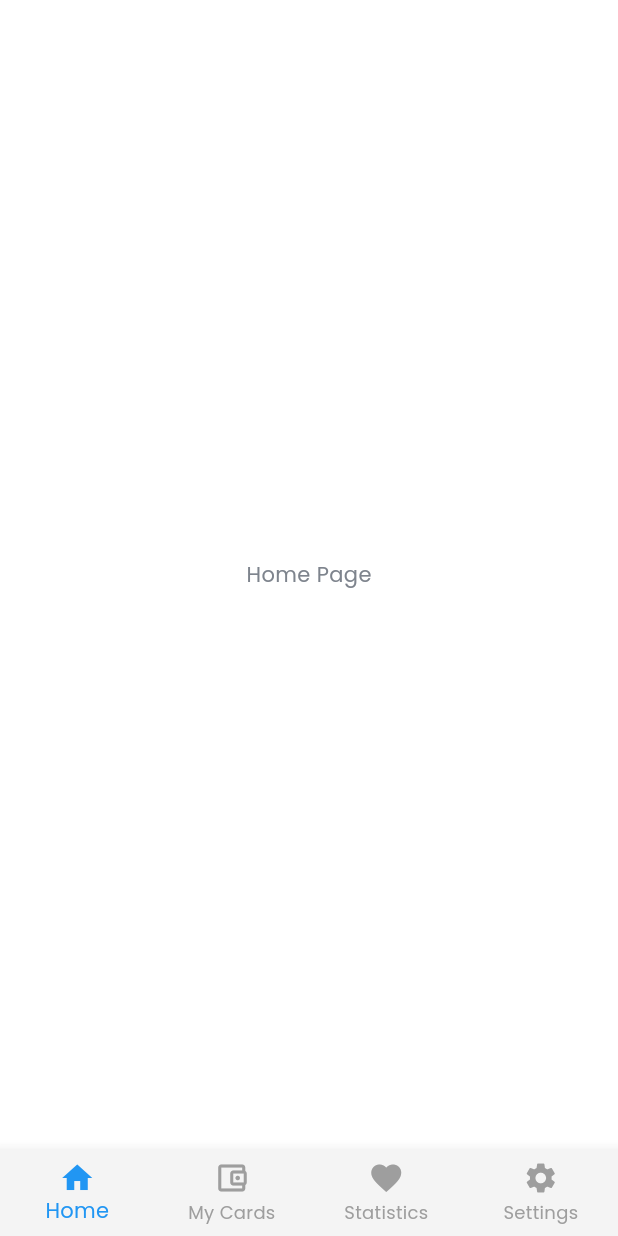
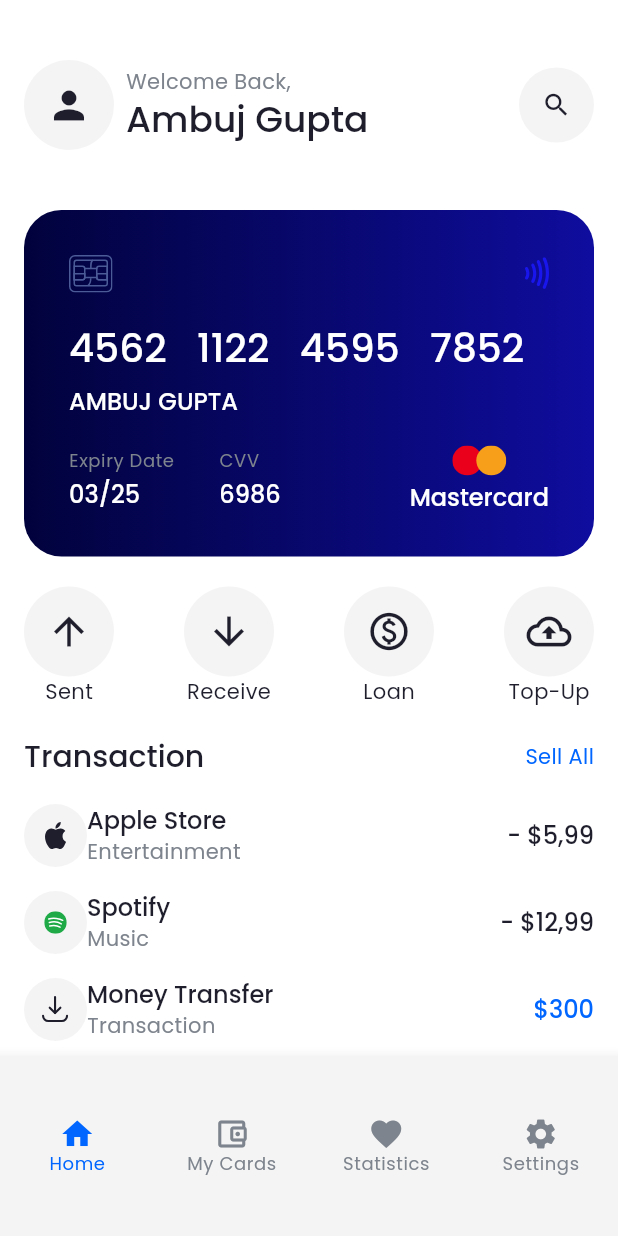
Before and after one commit to ambujgupta29/Payments_App, a Flutter app: the BottomNavScreen screen opened by its route, on a phone screen of 412 x 824 dp. Run offline on Flutter 3.47's test engine with Material 3 defaults, Android fonts, the phone set to English and light mode, and no system bars; our stand-ins replace carousel_indicator, carousel_slider, flutter_svg, go_router, google_fonts.

Commit message:
home screen made

```diff
--- a/lib/localization/localization_text.dart
+++ b/lib/localization/localization_text.dart
@@ -17,6 +17,7 @@ class AppLocalizationText {
   static const String fullName = 'Full Name';
   static const String phoneNumber = 'Phone Number';
   static const String password = 'Password';
+  static const String welcomeBack = 'Welcome Back,';
   static const String imaNewUser = "I’m a new user.";
   static const String alreadyHaveAnAccount = "Already have an account.";
 }
--- a/lib/screens/home/bottom_nav_bar.dart
+++ b/lib/screens/home/bottom_nav_bar.dart
@@ -1,4 +1,6 @@
 import 'package:flutter/material.dart';
+import 'package:payments_app/screens/home/home_screen.dart';
+import 'package:payments_app/theme/app_colors.dart';
 
 class BottomNavScreen extends StatefulWidget {
   const BottomNavScreen({super.key});
@@ -12,7 +14,7 @@ class _BottomNavScreenState extends State<BottomNavScreen> {
 
   // List of widgets for each tab
   final List<Widget> _pages = [
-    Center(child: Text('Home Page')),
+    HomeScreen(),
     Center(child: Text('Search Page')),
     Center(child: Text('Favorites Page')),
     Center(child: Text('Profile Page')),
@@ -22,11 +24,15 @@ class _BottomNavScreenState extends State<BottomNavScreen> {
   Widget build(BuildContext context) {
     return Scaffold(
       body: _pages[_currentIndex], // show current tab
-      bottomNavigationBar: BottomNavigationBar(
+      bottomNavigationBar: SizedBox(
+        height: 120,
+        child: BottomNavigationBar(
+          selectedLabelStyle: Theme.of(context).textTheme.bodySmall,
+          unselectedLabelStyle: Theme.of(context).textTheme.bodySmall,
           type: BottomNavigationBarType.fixed, // for 4+ tabs
           currentIndex: _currentIndex,
-        selectedItemColor: Colors.blue,
-        unselectedItemColor: Colors.grey,
+          selectedItemColor: AppColors.primary,
+          unselectedItemColor: AppColors.lightbodyText,
           onTap: (index) {
             setState(() {
               _currentIndex = index; // update current tab
@@ -48,6 +54,7 @@ class _BottomNavScreenState extends State<BottomNavScreen> {
             ),
           ],
         ),
+      ),
     );
   }
 }
--- /dev/null
+++ b/lib/screens/home/home_screen.dart
@@ -0,0 +1,416 @@
+import 'package:flutter/material.dart';
+import 'package:flutter_svg/svg.dart';
+import 'package:payments_app/localization/localization_text.dart';
+
+class TransactionRowData {
+  final String logo;
+  final String companyName;
+  final String type;
+  final String amount;
+  const TransactionRowData({
+    required this.logo,
+    required this.companyName,
+    required this.type,
+    required this.amount,
+  });
+}
+
+class HomeScreen extends StatefulWidget {
+  const HomeScreen({super.key});
+
+  @override
+  State<HomeScreen> createState() => _HomeScreenState();
+}
+
+class _HomeScreenState extends State<HomeScreen> {
+  List<TransactionRowData> transactionRowData = [
+    TransactionRowData(
+      logo: 'assets/images/apple_logo.svg',
+      companyName: 'Apple Store',
+      type: 'Entertainment',
+      amount: '- \$5,99',
+    ),
+    TransactionRowData(
+      logo: 'assets/images/spotify_logo.svg',
+      companyName: 'Spotify',
+      type: 'Music',
+      amount: '- \$12,99',
+    ),
+    TransactionRowData(
+      logo: 'assets/images/download_logo.svg',
+      companyName: 'Money Transfer',
+      type: 'Transaction',
+      amount: '\$300',
+    ),
+    TransactionRowData(
+      logo: 'assets/images/grocery_logo.svg',
+      companyName: 'Grocery',
+      type: 'Food',
+      amount: '- \$88',
+    ),
+  ];
+  @override
+  Widget build(BuildContext context) {
+    return Scaffold(
+      body: SafeArea(
+        top: true,
+        child: SingleChildScrollView(
+          child: Padding(
+            padding: const EdgeInsets.symmetric(horizontal: 16.0),
+            child: Column(
+              crossAxisAlignment: CrossAxisAlignment.start,
+              children: [
+                SizedBox(height: 40),
+                Row(
+                  children: [
+                    Flexible(
+                      child: Row(
+                        children: [
+                          CircleAvatar(
+                            radius: 30,
+                            backgroundColor: Theme.of(
+                              context,
+                            ).colorScheme.surface,
+                            child: Icon(
+                              Icons.person,
+                              size: 30,
+                              color: Theme.of(context).colorScheme.secondary,
+                            ),
+                          ),
+                          SizedBox(width: 8),
+                          Column(
+                            crossAxisAlignment: CrossAxisAlignment.start,
+                            children: [
+                              Text(AppLocalizationText.welcomeBack),
+                              Text(
+                                "Ambuj Gupta",
+                                style: Theme.of(
+                                  context,
+                                ).textTheme.headlineSmall,
+                              ),
+                            ],
+                          ),
+                        ],
+                      ),
+                    ),
+                    CircleAvatar(
+                      radius: 25,
+                      backgroundColor: Theme.of(context).colorScheme.surface,
+                      child: Icon(
+                        Icons.search,
+                        size: 20,
+                        color: Theme.of(context).colorScheme.secondary,
+                      ),
+                    ),
+                  ],
+                ),
+                SizedBox(height: 40),
+                Container(
+                  height: 231,
+                  width: double.infinity,
+
+                  decoration: BoxDecoration(
+                    gradient: LinearGradient(
+                      colors: [
+                        const Color.fromARGB(255, 1, 2, 60), // start color
+                        const Color.fromARGB(255, 15, 13, 158), // end color
+                      ],
+                      begin: Alignment.centerLeft, // left side
+                      end: Alignment.centerRight, // right side
+                    ),
+
+                    borderRadius: BorderRadius.all(Radius.circular(25)),
+                  ),
+                  child: Center(
+                    child: Padding(
+                      padding: const EdgeInsets.all(30.0),
+                      child: Column(
+                        crossAxisAlignment: CrossAxisAlignment.start,
+                        children: [
+                          Row(
+                            mainAxisAlignment: MainAxisAlignment.spaceBetween,
+                            children: [
+                              SvgPicture.asset(
+                                'assets/images/chip.svg',
+                                fit: BoxFit.contain,
+                              ),
+                              SvgPicture.asset(
+                                'assets/images/inverted_wifi.svg',
+                                fit: BoxFit.contain,
+                              ),
+                            ],
+                          ),
+                          SizedBox(height: 20),
+                          Text(
+                            '4562   1122   4595   7852',
+                            style: Theme.of(context).textTheme.headlineMedium
+                                ?.copyWith(color: Colors.white),
+                          ),
+                          SizedBox(height: 8),
+                          Text(
+                            'AMBUJ GUPTA',
+                            style: Theme.of(context).textTheme.titleLarge
+                                ?.copyWith(color: Colors.white),
+                          ),
+                          SizedBox(height: 20),
+                          Row(
+                            mainAxisAlignment: MainAxisAlignment.spaceBetween,
+                            children: [
+                              Flexible(
+                                child: Row(
+                                  children: [
+                                    Column(
+                                      crossAxisAlignment:
+                                          CrossAxisAlignment.start,
+                                      children: [
+                                        Text(
+                                          "Expiry Date",
+                                          style: Theme.of(
+                                            context,
+                                          ).textTheme.bodySmall,
+                                        ),
+                                        SizedBox(height: 4),
+                                        Text(
+                                          "03/25",
+                                          style: Theme.of(context)
+                                              .textTheme
+                                              .titleLarge
+                                              ?.copyWith(color: Colors.white),
+                                        ),
+                                      ],
+                                    ),
+                                    SizedBox(width: 30),
+                                    Column(
+                                      crossAxisAlignment:
+                                          CrossAxisAlignment.start,
+                                      children: [
+                                        Text(
+                                          "CVV",
+                                          style: Theme.of(
+                                            context,
+                                          ).textTheme.bodySmall,
+                                        ),
+                                        SizedBox(height: 4),
+                                        Text(
+                                          "6986",
+                                          style: Theme.of(context)
+                                              .textTheme
+                                              .titleLarge
+                                              ?.copyWith(color: Colors.white),
+                                        ),
+                                      ],
+                                    ),
+                                  ],
+                                ),
+                              ),
+                              Column(
+                                children: [
+                                  SvgPicture.asset(
+                                    'assets/images/mastercard_logo.svg',
+                                    fit: BoxFit.contain,
+                                  ),
+                                  SizedBox(height: 4),
+                                  Text(
+                                    "Mastercard",
+                                    style: Theme.of(context)
+                                        .textTheme
+                                        .titleLarge
+                                        ?.copyWith(color: Colors.white),
+                                  ),
+                                ],
+                              ),
+                            ],
+                          ),
+                        ],
+                      ),
+                    ),
+                  ),
+                ),
+                SizedBox(height: 20),
+                Row(
+                  mainAxisAlignment: MainAxisAlignment.spaceBetween,
+                  children: [
+                    Column(
+                      children: [
+                        CircleAvatar(
+                          radius: 30,
+                          backgroundColor: Theme.of(
+                            context,
+                          ).colorScheme.surface,
+                          child: Icon(
+                            Icons.arrow_upward,
+                            size: 30,
+                            color: Theme.of(context).colorScheme.secondary,
+                          ),
+                        ),
+                        Text(
+                          'Sent',
+                          style: Theme.of(context).textTheme.bodyMedium
+                              ?.copyWith(
+                                color: Theme.of(context).colorScheme.secondary,
+                              ),
+                        ),
+                      ],
+                    ),
+
+                    Column(
+                      children: [
+                        CircleAvatar(
+                          radius: 30,
+                          backgroundColor: Theme.of(
+                            context,
+                          ).colorScheme.surface,
+                          child: Icon(
+                            Icons.arrow_downward,
+                            size: 30,
+                            color: Theme.of(context).colorScheme.secondary,
+                          ),
+                        ),
+                        Text(
+                          'Receive',
+                          style: Theme.of(context).textTheme.bodyMedium
+                              ?.copyWith(
+                                color: Theme.of(context).colorScheme.secondary,
+                              ),
+                        ),
+                      ],
+                    ),
+
+                    Column(
+                      children: [
+                        CircleAvatar(
+                          radius: 30,
+                          backgroundColor: Theme.of(
+                            context,
+                          ).colorScheme.surface,
+                          child: Icon(
+                            Icons.paid_outlined,
+                            size: 30,
+                            color: Theme.of(context).colorScheme.secondary,
+                          ),
+                        ),
+                        Text(
+                          'Loan',
+                          style: Theme.of(context).textTheme.bodyMedium
+                              ?.copyWith(
+                                color: Theme.of(context).colorScheme.secondary,
+                              ),
+                        ),
+                      ],
+                    ),
+                    Column(
+                      children: [
+                        CircleAvatar(
+                          radius: 30,
+                          backgroundColor: Theme.of(
+                            context,
+                          ).colorScheme.surface,
+                          child: Icon(
+                            Icons.backup_outlined,
+                            size: 30,
+                            color: Theme.of(context).colorScheme.secondary,
+                          ),
+                        ),
+                        Text(
+                          'Top-Up',
+                          style: Theme.of(context).textTheme.bodyMedium
+                              ?.copyWith(
+                                color: Theme.of(context).colorScheme.secondary,
+                              ),
+                        ),
+                      ],
+                    ),
+                  ],
+                ),
+                SizedBox(height: 20),
+                Row(
+                  mainAxisAlignment: MainAxisAlignment.spaceBetween,
+                  children: [
+                    Text(
+                      'Transaction',
+                      style: Theme.of(
+                        context,
+                      ).textTheme.headlineSmall?.copyWith(fontSize: 20),
+                    ),
+                    Text(
+                      'Sell All',
+                      style: Theme.of(context).textTheme.bodyMedium?.copyWith(
+                        color: Theme.of(context).primaryColor,
+                      ),
+                    ),
+                  ],
+                ),
+                SizedBox(height: 10),
+                ListView.builder(
+                  physics: NeverScrollableScrollPhysics(),
+                  itemCount: transactionRowData.length,
+                  shrinkWrap: true,
+                  itemBuilder: (BuildContext context, int index) {
+                    return transactionRowWidget(
+                      context: context,
+                      logo: transactionRowData[index].logo,
+                      companyName: transactionRowData[index].companyName,
+                      type: transactionRowData[index].type,
+                      amount: transactionRowData[index].amount,
+                    );
+                  },
+                ),
+              ],
+            ),
+          ),
+        ),
+      ),
+    );
+  }
+
+  Widget transactionRowWidget({
+    required BuildContext context,
+    String? logo,
+    String? companyName,
+    String? type,
+    String? amount,
+  }) {
+    return Padding(
+      padding: const EdgeInsets.symmetric(vertical: 8.0),
+      child: Row(
+        children: [
+          Flexible(
+            child: Row(
+              children: [
+                CircleAvatar(
+                  radius: 21,
+                  backgroundColor: Theme.of(context).colorScheme.surface,
+                  child: SvgPicture.asset(logo ?? '', fit: BoxFit.contain),
+                ),
+                Column(
+                  crossAxisAlignment: CrossAxisAlignment.start,
+                  children: [
+                    Text(
+                      companyName ?? '',
+                      style: Theme.of(
+                        context,
+                      ).textTheme.headlineSmall?.copyWith(fontSize: 16),
+                    ),
+                    Text(
+                      type ?? '',
+                      style: Theme.of(context).textTheme.bodyMedium,
+                    ),
+                  ],
+                ),
+              ],
+            ),
+          ),
+          Text(
+            amount ?? '',
+            style: Theme.of(context).textTheme.headlineSmall?.copyWith(
+              fontSize: 16,
+              color: ((amount ?? '').contains('-'))
+                  ? null
+                  : Theme.of(context).primaryColor,
+            ),
+          ),
+        ],
+      ),
+    );
+  }
+}
--- a/lib/theme/app_colors.dart
+++ b/lib/theme/app_colors.dart
@@ -12,7 +12,7 @@ class AppColors {
   static const Color lightbodyText = Color(0xFF7E848D);
 
   // Dark Theme
-  static const Color darkBackground = Color(0xFF0C1229);
+  static const Color darkBackground = Color(0xFF161622);
   static const Color darkCardBackground = Color(0xFF1E1E2D);
   static const Color darkText = Colors.white;
   static const Color darkbodyText = Color(0xFF7E848D);
```
Also changed, not shown: assets/images/apple_logo.svg (added), assets/images/chip.svg (added), assets/images/download_logo.svg (added), assets/images/grocery_logo.svg (added), assets/images/inverted_wifi.svg (added), assets/images/mastercard_logo.svg (added), assets/images/spotify_logo.svg (added). Lines whose indentation alone changed are shown as unchanged.
